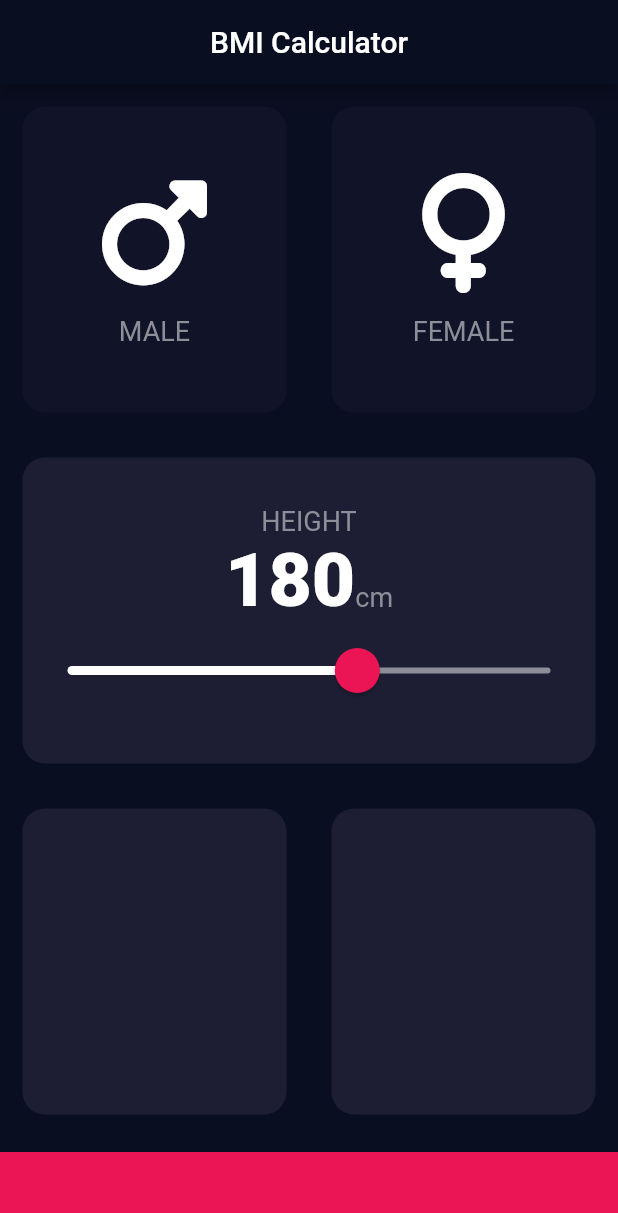
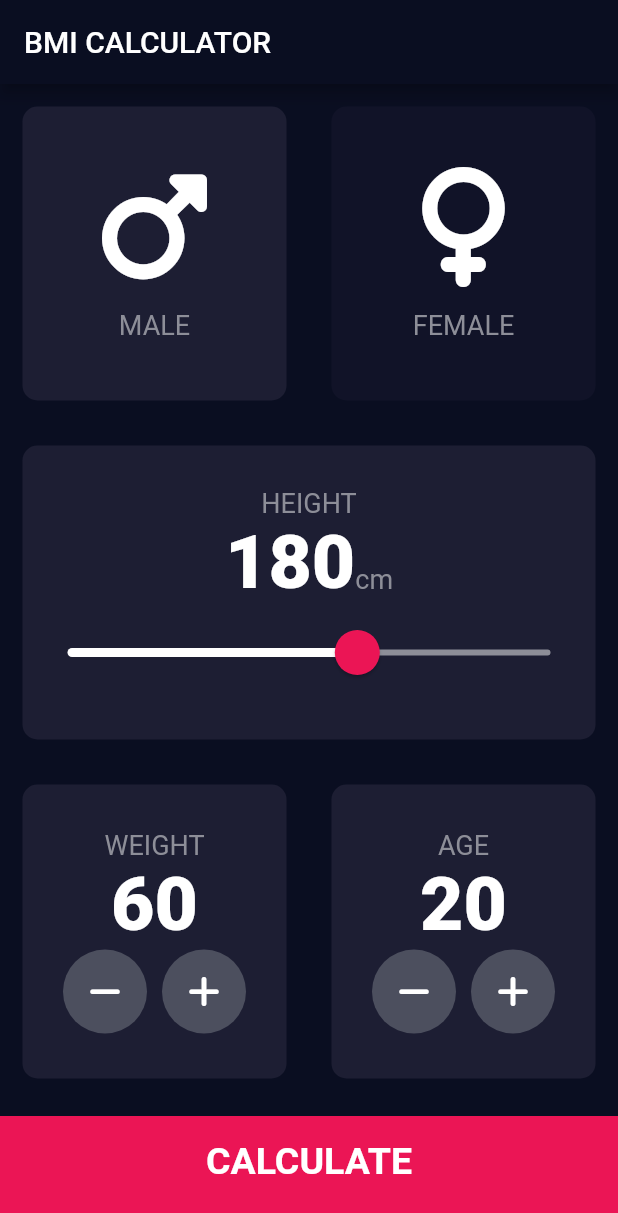
Before and after one commit to berkanergil/bmi_calculator, a Flutter app: the screen it shows after launch, on a phone screen of 412 x 824 dp. Shown: the top 1213 px of the screen. Run offline on Flutter 3.47's test engine with Material 2 defaults, Android fonts, the phone set to English and light mode, and no system bars; our stand-ins replace font_awesome_flutter.

Commit message:
project completed

```diff
--- /dev/null
+++ b/lib/calculator_brain.dart
@@ -0,0 +1,35 @@
+import 'dart:math';
+
+class CalculatorBrain {
+  CalculatorBrain({required this.height, required this.weight});
+
+  final int height;
+  final int weight;
+
+  double _bmi=0.0;
+
+  String calculateBMI() {
+    _bmi = weight / pow(height / 100, 2);
+    return _bmi.toStringAsFixed(1);
+  }
+
+  String getResult() {
+    if (_bmi >= 25) {
+      return 'Overweight';
+    } else if (_bmi > 18.5) {
+      return 'Normal';
+    } else {
+      return 'Underweight';
+    }
+  }
+
+  String getInterpretation() {
+    if (_bmi >= 25) {
+      return 'You have a higher than normal body weight. Try to exercise more.';
+    } else if (_bmi >= 18.5) {
+      return 'You have a normal body weight. Good job!';
+    } else {
+      return 'You have a lower than normal body weight. You can eat a bit more.';
+    }
+  }
+}
--- /dev/null
+++ b/lib/components/bottom_button.dart
@@ -0,0 +1,30 @@
+import 'package:flutter/material.dart';
+import 'package:bmi_calculator/constants.dart';
+
+class BottomButton extends StatelessWidget {
+  const BottomButton(
+      {super.key, required this.onTap, required this.buttonTitle});
+
+  final VoidCallback onTap;
+  final String buttonTitle;
+
+  @override
+  Widget build(BuildContext context) {
+    return GestureDetector(
+      onTap: onTap,
+      child: Container(
+        color: kBottomContainerColour,
+        margin: EdgeInsets.only(top: 10.0),
+        padding: EdgeInsets.only(bottom: 20.0),
+        width: double.infinity,
+        height: kBottomContainerHeight,
+        child: Center(
+          child: Text(
+            buttonTitle,
+            style: kLargeButtonTextStyle,
+          ),
+        ),
+      ),
+    );
+  }
+}
--- a/lib/widgets/icon_content.dart
+++ b/lib/components/icon_content.dart
@@ -1,9 +1,9 @@
-import 'package:flutter/cupertino.dart';
-
-import '../constants.dart';
+import 'package:flutter/material.dart';
+import 'package:bmi_calculator/constants.dart';
 
 class IconContent extends StatelessWidget {
-  IconContent({required this.icon, required this.label});
+  const IconContent({required this.icon, required this.label});
+
   final IconData icon;
   final String label;
 
@@ -11,7 +11,7 @@ class IconContent extends StatelessWidget {
   Widget build(BuildContext context) {
     return Column(
       mainAxisAlignment: MainAxisAlignment.center,
-      children: [
+      children: <Widget>[
         Icon(
           icon,
           size: 80.0,
@@ -22,7 +22,7 @@ class IconContent extends StatelessWidget {
         Text(
           label,
           style: kLabelTextStyle,
-        ),
+        )
       ],
     );
   }
--- /dev/null
+++ b/lib/components/reusable_card.dart
@@ -0,0 +1,24 @@
+import 'package:flutter/material.dart';
+
+class ReusableCard extends StatelessWidget {
+  const ReusableCard({super.key, required this.colour, required this.cardChild, required this.onPress});
+
+  final Color colour;
+  final Widget cardChild;
+  final VoidCallback onPress;
+
+  @override
+  Widget build(BuildContext context) {
+    return GestureDetector(
+      onTap: onPress,
+      child: Container(
+        child: cardChild,
+        margin: EdgeInsets.all(15.0),
+        decoration: BoxDecoration(
+          color: colour,
+          borderRadius: BorderRadius.circular(10.0),
+        ),
+      ),
+    );
+  }
+}
--- /dev/null
+++ b/lib/components/round_icon_button.dart
@@ -0,0 +1,23 @@
+import 'package:flutter/material.dart';
+
+class RoundIconButton extends StatelessWidget {
+  const RoundIconButton({super.key, required this.icon, required this.onPressed});
+
+  final IconData icon;
+  final VoidCallback onPressed;
+
+  @override
+  Widget build(BuildContext context) {
+    return RawMaterialButton(
+      elevation: 0.0,
+      onPressed: onPressed,
+      constraints: BoxConstraints.tightFor(
+        width: 56.0,
+        height: 56.0,
+      ),
+      shape: CircleBorder(),
+      fillColor: Color(0xFF4C4F5E),
+      child: Icon(icon),
+    );
+  }
+}
--- a/lib/constants.dart
+++ b/lib/constants.dart
@@ -1,13 +1,41 @@
 import 'package:flutter/material.dart';
 
-const kLabelTextStyle = TextStyle(fontSize: 18.0, color: Color(0xFF8D8E98));
-const kActiveCardColor = Color(0xFF1D1E33);
-const kInActiveCardColor = Color(0xFF111328);
+const kBottomContainerHeight = 80.0;
+const kActiveCardColour = Color(0xFF1D1E33);
+const kInactiveCardColour = Color(0xFF111328);
+const kBottomContainerColour = Color(0xFFEB1555);
 
-const kBottomContainerHeight = 80.0;
-const kBottomContainerColor = Color(0xFFEB1555);
+const kLabelTextStyle = TextStyle(
+  fontSize: 18.0,
+  color: Color(0xFF8D8E98),
+);
 
 const kNumberTextStyle = TextStyle(
   fontSize: 50.0,
   fontWeight: FontWeight.w900,
 );
+
+const kLargeButtonTextStyle = TextStyle(
+  fontSize: 25.0,
+  fontWeight: FontWeight.bold,
+);
+
+const kTitleTextStyle = TextStyle(
+  fontSize: 50.0,
+  fontWeight: FontWeight.bold,
+);
+
+const kResultTextStyle = TextStyle(
+  color: Color(0xFF24D876),
+  fontSize: 22.0,
+  fontWeight: FontWeight.bold,
+);
+
+const kBMITextStyle = TextStyle(
+  fontSize: 100.0,
+  fontWeight: FontWeight.bold,
+);
+
+const kBodyTextStyle = TextStyle(
+  fontSize: 22.0,
+);
--- a/lib/input_page.dart
+++ /dev/null
@@ -1,155 +0,0 @@
-import 'dart:ffi';
-
-import 'package:bmi_calculator/widgets/icon_content.dart';
-import 'package:bmi_calculator/widgets/resuable_card.dart';
-import 'package:flutter/material.dart';
-import 'package:font_awesome_flutter/font_awesome_flutter.dart';
-
-import 'constants.dart';
-
-enum Gender { male, female, notSelected }
-
-class InputPage extends StatefulWidget {
-  InputPage({super.key});
-
-  @override
-  State<InputPage> createState() => _InputPageState();
-}
-
-class _InputPageState extends State<InputPage> {
-  Gender selectedGender = Gender.notSelected;
-  int height = 180;
-
-  @override
-  Widget build(BuildContext context) {
-    return Scaffold(
-      appBar: AppBar(
-        title: Text('BMI Calculator'),
-        centerTitle: true,
-      ),
-      body: SafeArea(
-        child: Column(
-          crossAxisAlignment: CrossAxisAlignment.stretch,
-          children: [
-            Expanded(
-              child: Row(
-                children: [
-                  Expanded(
-                    child: ReusableCard(
-                      onPress: () {
-                        setState(() {
-                          selectedGender = Gender.male;
-                        });
-                      },
-                      color: selectedGender == Gender.male
-                          ? kActiveCardColor
-                          : kInActiveCardColor,
-                      cardChild: IconContent(
-                        icon: FontAwesomeIcons.mars,
-                        label: 'MALE',
-                      ),
-                    ),
-                  ),
-                  Expanded(
-                    child: ReusableCard(
-                      onPress: () {
-                        setState(() {
-                          selectedGender = Gender.female;
-                        });
-                      },
-                      color: selectedGender == Gender.female
-                          ? kActiveCardColor
-                          : kInActiveCardColor,
-                      cardChild: IconContent(
-                        icon: FontAwesomeIcons.venus,
-                        label: 'FEMALE',
-                      ),
-                    ),
-                  ),
-                ],
-              ),
-            ),
-            Expanded(
-              child: ReusableCard(
-                color: kActiveCardColor,
-                onPress: () {},
-                cardChild: Column(
-                  mainAxisAlignment: MainAxisAlignment.center,
-                  children: [
-                    Text(
-                      'HEIGHT',
-                      style: kLabelTextStyle,
-                    ),
-                    Row(
-                      mainAxisAlignment: MainAxisAlignment.center,
-                      crossAxisAlignment: CrossAxisAlignment.baseline,
-                      textBaseline: TextBaseline.alphabetic,
-                      children: [
-                        Text(height.toString(), style: kNumberTextStyle),
-                        Text(
-                          'cm',
-                          style: kLabelTextStyle,
-                        )
-                      ],
-                    ),
-                    SliderTheme(
-                      data: SliderTheme.of(context).copyWith(
-                          inactiveTrackColor: Color(0xFF8D8E98),
-                          activeTrackColor: Colors.white,
-                          thumbColor: Color(0xFFEB1555),
-                          overlayColor: Color(0x29EB1555),
-                          thumbShape:
-                              RoundSliderThumbShape(enabledThumbRadius: 15.0),
-                          overlayShape:
-                              RoundSliderOverlayShape(overlayRadius: 30.0)),
-                      child: Slider(
-                        value: height.toDouble(),
-                        onChanged: (double value) {
-                          setState(() {
-                            height = value.round();
-                          });
-                        },
-                        min: 120.0,
-                        max: 220.0,
-                      ),
-                    )
-                  ],
-                ),
-              ),
-            ),
-            Expanded(
-              child: Row(
-                children: [
-                  Expanded(
-                    child: ReusableCard(
-                      color: kActiveCardColor,
-                      onPress: () {},
-                      cardChild: Column(
-                        mainAxisAlignment: MainAxisAlignment.center,
-                        children: [
-
-                        ],
-                      ),
-                    ),
-                  ),
-                  Expanded(
-                    child: ReusableCard(
-                      color: kActiveCardColor,
-                      onPress: () {},
-                    ),
-                  )
-                ],
-              ),
-            ),
-            Container(
-              color: kBottomContainerColor,
-              margin: EdgeInsets.only(top: 10.0),
-              width: double.infinity,
-              height: kBottomNavigationBarHeight,
-            )
-          ],
-        ),
-      ),
-    );
-  }
-}
--- a/lib/main.dart
+++ b/lib/main.dart
@@ -1,7 +1,8 @@
+import 'package:bmi_calculator/screens/results_page.dart';
 import 'package:flutter/material.dart';
 import 'package:font_awesome_flutter/font_awesome_flutter.dart';
 
-import 'input_page.dart';
+import 'screens/input_page.dart';
 
 void main() => runApp(const BMICalculator());
 
--- /dev/null
+++ b/lib/screens/input_page.dart
@@ -0,0 +1,240 @@
+import 'package:flutter/material.dart';
+import 'package:font_awesome_flutter/font_awesome_flutter.dart';
+import 'package:bmi_calculator/components/icon_content.dart';
+import 'package:bmi_calculator/components/reusable_card.dart';
+import 'package:bmi_calculator/constants.dart';
+import 'package:bmi_calculator/screens/results_page.dart';
+import 'package:bmi_calculator/components/bottom_button.dart';
+import 'package:bmi_calculator/components/round_icon_button.dart';
+import 'package:bmi_calculator/calculator_brain.dart';
+
+enum Gender {
+  male,
+  female,
+}
+
+class InputPage extends StatefulWidget {
+  const InputPage({super.key});
+
+  @override
+  State<InputPage> createState() => _InputPageState();
+}
+
+class _InputPageState extends State<InputPage> {
+  Gender selectedGender = Gender.male;
+  int height = 180;
+  int weight = 60;
+  int age = 20;
+
+  @override
+  Widget build(BuildContext context) {
+    return Scaffold(
+      appBar: AppBar(
+        title: Text('BMI CALCULATOR'),
+      ),
+      body: Column(
+        crossAxisAlignment: CrossAxisAlignment.stretch,
+        children: <Widget>[
+          Expanded(
+              child: Row(
+            children: <Widget>[
+              Expanded(
+                child: ReusableCard(
+                  onPress: () {
+                    setState(() {
+                      selectedGender = Gender.male;
+                    });
+                  },
+                  colour: selectedGender == Gender.male
+                      ? kActiveCardColour
+                      : kInactiveCardColour,
+                  cardChild: IconContent(
+                    icon: FontAwesomeIcons.mars,
+                    label: 'MALE',
+                  ),
+                ),
+              ),
+              Expanded(
+                child: ReusableCard(
+                  onPress: () {
+                    setState(() {
+                      selectedGender = Gender.female;
+                    });
+                  },
+                  colour: selectedGender == Gender.female
+                      ? kActiveCardColour
+                      : kInactiveCardColour,
+                  cardChild: IconContent(
+                    icon: FontAwesomeIcons.venus,
+                    label: 'FEMALE',
+                  ),
+                ),
+              ),
+            ],
+          )),
+          Expanded(
+            child: ReusableCard(
+              colour: kActiveCardColour,
+              cardChild: Column(
+                mainAxisAlignment: MainAxisAlignment.center,
+                children: <Widget>[
+                  Text(
+                    'HEIGHT',
+                    style: kLabelTextStyle,
+                  ),
+                  Row(
+                    mainAxisAlignment: MainAxisAlignment.center,
+                    crossAxisAlignment: CrossAxisAlignment.baseline,
+                    textBaseline: TextBaseline.alphabetic,
+                    children: <Widget>[
+                      Text(
+                        height.toString(),
+                        style: kNumberTextStyle,
+                      ),
+                      Text(
+                        'cm',
+                        style: kLabelTextStyle,
+                      )
+                    ],
+                  ),
+                  SliderTheme(
+                    data: SliderTheme.of(context).copyWith(
+                      inactiveTrackColor: Color(0xFF8D8E98),
+                      activeTrackColor: Colors.white,
+                      thumbColor: Color(0xFFEB1555),
+                      overlayColor: Color(0x29EB1555),
+                      thumbShape:
+                          RoundSliderThumbShape(enabledThumbRadius: 15.0),
+                      overlayShape:
+                          RoundSliderOverlayShape(overlayRadius: 30.0),
+                    ),
+                    child: Slider(
+                      value: height.toDouble(),
+                      min: 120.0,
+                      max: 220.0,
+                      onChanged: (double newValue) {
+                        setState(() {
+                          height = newValue.round();
+                        });
+                      },
+                    ),
+                  ),
+                ],
+              ),
+              onPress: () {},
+            ),
+          ),
+          Expanded(
+            child: Row(
+              children: <Widget>[
+                Expanded(
+                  child: ReusableCard(
+                    colour: kActiveCardColour,
+                    cardChild: Column(
+                      mainAxisAlignment: MainAxisAlignment.center,
+                      children: <Widget>[
+                        Text(
+                          'WEIGHT',
+                          style: kLabelTextStyle,
+                        ),
+                        Text(
+                          weight.toString(),
+                          style: kNumberTextStyle,
+                        ),
+                        Row(
+                          mainAxisAlignment: MainAxisAlignment.center,
+                          children: <Widget>[
+                            RoundIconButton(
+                                icon: FontAwesomeIcons.minus,
+                                onPressed: () {
+                                  setState(() {
+                                    weight--;
+                                  });
+                                }),
+                            SizedBox(
+                              width: 10.0,
+                            ),
+                            RoundIconButton(
+                              icon: FontAwesomeIcons.plus,
+                              onPressed: () {
+                                setState(() {
+                                  weight++;
+                                });
+                              },
+                            ),
+                          ],
+                        ),
+                      ],
+                    ),
+                    onPress: () {},
+                  ),
+                ),
+                Expanded(
+                  child: ReusableCard(
+                    colour: kActiveCardColour,
+                    cardChild: Column(
+                      mainAxisAlignment: MainAxisAlignment.center,
+                      children: <Widget>[
+                        Text(
+                          'AGE',
+                          style: kLabelTextStyle,
+                        ),
+                        Text(
+                          age.toString(),
+                          style: kNumberTextStyle,
+                        ),
+                        Row(
+                          mainAxisAlignment: MainAxisAlignment.center,
+                          children: <Widget>[
+                            RoundIconButton(
+                              icon: FontAwesomeIcons.minus,
+                              onPressed: () {
+                                setState(
+                                  () {
+                                    age--;
+                                  },
+                                );
+                              },
+                            ),
+                            SizedBox(
+                              width: 10.0,
+                            ),
+                            RoundIconButton(
+                                icon: FontAwesomeIcons.plus,
+                                onPressed: () {
+                                  setState(() {
+                                    age++;
+                                  });
+                                })
+                          ],
+                        )
+                      ],
+                    ),
+                    onPress: () {},
+                  ),
+                ),
+              ],
+            ),
+          ),
+          BottomButton(
+            buttonTitle: 'CALCULATE',
+            onTap: () {
+              CalculatorBrain calc =
+                  CalculatorBrain(height: height, weight: weight);
+              Navigator.push(
+                context,
+                MaterialPageRoute(
+                  builder: (context) => ResultsPage(
+                    bmiResult: calc.calculateBMI(),
+                    resultText: calc.getResult(),
+                    interpretation: calc.getInterpretation(),
+                  ),
+                ),
+              );
+            },
+          ),
+        ],
+      ),
+    );
+  }
+}
--- a/lib/widgets/resuable_card.dart
+++ /dev/null
@@ -1,26 +0,0 @@
-import 'package:flutter/cupertino.dart';
-
-class ReusableCard extends StatelessWidget {
-  ReusableCard({required this.color, this.cardChild, required this.onPress});
-
-  final Color color;
-  final Widget? cardChild;
-  final VoidCallback onPress;
-
-  @override
-  Widget build(BuildContext context) {
-    return GestureDetector(
-      onTap: onPress,
-      child: Container(
-        margin: EdgeInsets.all(15.0),
-        decoration: BoxDecoration(
-          borderRadius: BorderRadius.all(
-            Radius.circular(15.0),
-          ),
-          color: color,
-        ),
-        child: cardChild,
-      ),
-    );
-  }
-}
```
Also changed, not shown: lib/screens/results_page.dart (added, +72 -0 lines).
